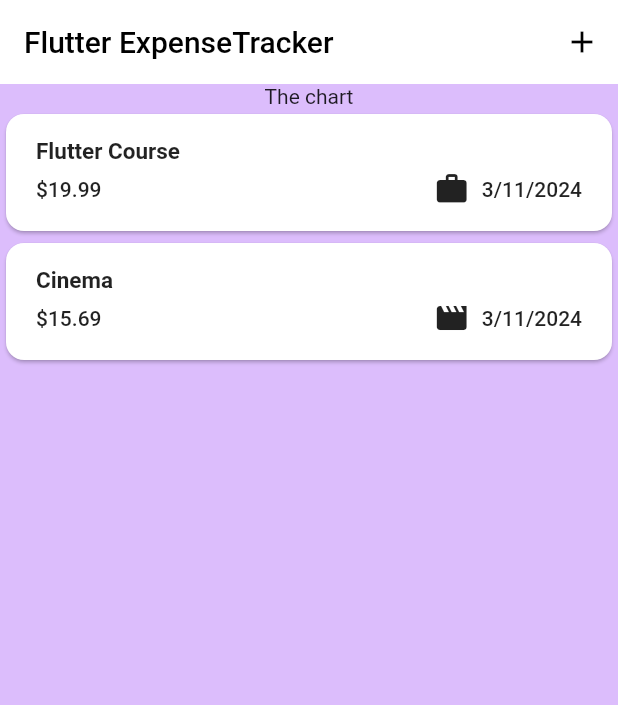
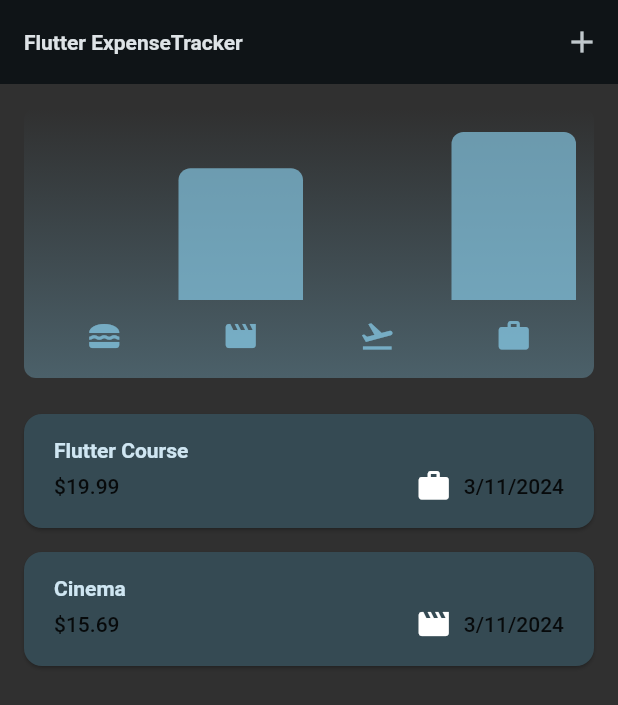
Before and after one commit to binhth-hocmai/flutter-expense-tracker, a Flutter app: the screen it shows after launch, on a phone screen of 412 x 824 dp. Shown: the top 705 px of the screen. Run offline on Flutter 3.47's test engine with Material 2 defaults, Android fonts, the phone set to English and light mode, and no system bars.

Commit message:
feat: flutter day 13

```diff
--- a/lib/main.dart
+++ b/lib/main.dart
@@ -1,5 +1,14 @@
 import 'package:flutter/material.dart';
 import 'package:flutter_expense_tracker/widgets/expenses.dart';
+
+var kColorScheme = ColorScheme.fromSeed(
+  seedColor: const Color.fromARGB(255, 96, 59, 181),
+);
+
+var kDarkColorScheme = ColorScheme.fromSeed(
+  brightness: Brightness.dark,
+  seedColor: const Color.fromARGB(255, 5, 99, 125),
+);
 
 void main() {
   runApp(const MyApp());
@@ -12,10 +21,37 @@ class MyApp extends StatelessWidget {
   @override
   Widget build(BuildContext context) {
     return MaterialApp(
-      theme: ThemeData().copyWith(
+      theme: ThemeData.dark().copyWith(
         useMaterial3: true,
-        scaffoldBackgroundColor: const Color.fromARGB(255, 220, 189, 252),
+        colorScheme: kDarkColorScheme,
+        // scaffoldBackgroundColor: const Color.fromARGB(255, 220, 189, 252),
+        // appBarTheme: const AppBarTheme().copyWith(
+        //   backgroundColor: kColorScheme.onPrimaryContainer,
+        //   foregroundColor: kColorScheme.primaryContainer,
+        // ),
+        cardTheme: const CardTheme().copyWith(
+          color: kDarkColorScheme.secondaryContainer,
+          margin: const EdgeInsets.symmetric(
+            horizontal: 16,
+            vertical: 8,
+          ),
+        ),
+        elevatedButtonTheme: ElevatedButtonThemeData(
+          style: ElevatedButton.styleFrom(
+            backgroundColor: kDarkColorScheme.primaryContainer,
+            foregroundColor: kDarkColorScheme.onPrimaryContainer,
+          ),
+        ),
+        textTheme: ThemeData().textTheme.copyWith(
+              titleLarge: TextStyle(
+                fontWeight: FontWeight.w600,
+                color: kDarkColorScheme.onSecondaryContainer,
+                // color: Colors.red,
+                fontSize: 14,
+              ),
+            ),
       ),
+      themeMode: ThemeMode.system,
       home: const Expenses(),
     );
   }
--- a/lib/models/expense.dart
+++ b/lib/models/expense.dart
@@ -9,7 +9,10 @@ final formatter = DateFormat.yMd();
 const uuid = Uuid();
 
 enum Category {
-  food, travel, leisure, work,
+  food,
+  travel,
+  leisure,
+  work,
 }
 
 const categoryIcons = {
@@ -37,3 +40,28 @@ class Expense {
     return formatter.format(date);
   }
 }
+
+class ExpenseBucket {
+  const ExpenseBucket({
+    required this.category,
+    required this.expenses,
+  });
+
+  ExpenseBucket.forCategory(List<Expense> allExpenses, this.category)
+      : expenses = allExpenses
+            .where((expense) => expense.category == category)
+            .toList();
+
+  final Category category;
+  final List<Expense> expenses;
+
+  double get totalExpenses {
+    double sum = 0;
+
+    for (final expense in expenses) {
+      sum += expense.amount;
+    }
+
+    return sum;
+  }
+}
--- /dev/null
+++ b/lib/widgets/chart/chart.dart
@@ -0,0 +1,95 @@
+import 'package:flutter/material.dart';
+
+import 'package:flutter_expense_tracker/widgets/chart/chart_bar.dart';
+import 'package:flutter_expense_tracker/models/expense.dart';
+
+class Chart extends StatelessWidget {
+  const Chart({super.key, required this.expenses});
+
+  final List<Expense> expenses;
+
+  List<ExpenseBucket> get buckets {
+    return [
+      ExpenseBucket.forCategory(expenses, Category.food),
+      ExpenseBucket.forCategory(expenses, Category.leisure),
+      ExpenseBucket.forCategory(expenses, Category.travel),
+      ExpenseBucket.forCategory(expenses, Category.work),
+    ];
+  }
+
+  double get maxTotalExpense {
+    double maxTotalExpense = 0;
+
+    for (final bucket in buckets) {
+      if (bucket.totalExpenses > maxTotalExpense) {
+        maxTotalExpense = bucket.totalExpenses;
+      }
+    }
+
+    return maxTotalExpense;
+  }
+
+  @override
+  Widget build(BuildContext context) {
+    final isDarkMode =
+        MediaQuery.of(context).platformBrightness == Brightness.dark;
+    return Container(
+      margin: const EdgeInsets.all(16),
+      padding: const EdgeInsets.symmetric(
+        vertical: 16,
+        horizontal: 8,
+      ),
+      width: double.infinity,
+      height: 180,
+      decoration: BoxDecoration(
+        borderRadius: BorderRadius.circular(8),
+        gradient: LinearGradient(
+          colors: [
+            Theme.of(context).colorScheme.primary.withOpacity(0.3),
+            Theme.of(context).colorScheme.primary.withOpacity(0.0)
+          ],
+          begin: Alignment.bottomCenter,
+          end: Alignment.topCenter,
+        ),
+      ),
+      child: Column(
+        children: [
+          Expanded(
+            child: Row(
+              crossAxisAlignment: CrossAxisAlignment.end,
+              children: [
+                for (final bucket in buckets) // alternative to map()
+                  ChartBar(
+                    fill: bucket.totalExpenses == 0
+                        ? 0
+                        : bucket.totalExpenses / maxTotalExpense,
+                  )
+              ],
+            ),
+          ),
+          const SizedBox(height: 12),
+          Row(
+            children: buckets
+                .map(
+                  (bucket) => Expanded(
+                    child: Padding(
+                      padding: const EdgeInsets.symmetric(horizontal: 4),
+                      child: Icon(
+                        categoryIcons[bucket.category],
+                        color: isDarkMode
+                            ? Theme.of(context).colorScheme.secondary
+                            : Theme.of(context)
+                                .colorScheme
+                                .primary
+                                .withOpacity(0.7),
+                      ),
+                    ),
+                  ),
+                )
+                .toList(),
+          )
+        ],
+      ),
+    );
+  }
+}
--- /dev/null
+++ b/lib/widgets/chart/chart_bar.dart
@@ -0,0 +1,34 @@
+import 'package:flutter/material.dart';
+
+class ChartBar extends StatelessWidget {
+  const ChartBar({
+    super.key,
+    required this.fill,
+  });
+
+  final double fill;
+
+  @override
+  Widget build(BuildContext context) {
+    final isDarkMode =
+        MediaQuery.of(context).platformBrightness == Brightness.dark;
+    return Expanded(
+      child: Padding(
+        padding: const EdgeInsets.symmetric(horizontal: 4),
+        child: FractionallySizedBox(
+          heightFactor: fill,
+          child: DecoratedBox(
+            decoration: BoxDecoration(
+              shape: BoxShape.rectangle,
+              borderRadius:
+                  const BorderRadius.vertical(top: Radius.circular(8)),
+              color: isDarkMode
+                  ? Theme.of(context).colorScheme.secondary
+                  : Theme.of(context).colorScheme.primary.withOpacity(0.65),
+            ),
+          ),
+        ),
+      ),
+    );
+  }
+}
--- a/lib/widgets/expenses.dart
+++ b/lib/widgets/expenses.dart
@@ -1,4 +1,5 @@
 import 'package:flutter/material.dart';
+import 'package:flutter_expense_tracker/widgets/chart/chart.dart';
 import 'package:flutter_expense_tracker/widgets/expenses_list/expenses_list.dart';
 import 'package:flutter_expense_tracker/models/expense.dart';
 import 'package:flutter_expense_tracker/widgets/new_expense.dart';
@@ -91,12 +92,10 @@ class _ExpensesState extends State<Expenses> {
             icon: const Icon(Icons.add),
           ),
         ],
-        backgroundColor: Colors.white,
-        shadowColor: Colors.white,
       ),
       body: Column(
         children: [
-          const Text('The chart'),
+          Chart(expenses: _registeredExpenses),
           Expanded(
             child: mainContent,
           ),
--- a/lib/widgets/expenses_list/expenses_item.dart
+++ b/lib/widgets/expenses_list/expenses_item.dart
@@ -25,7 +25,7 @@ class ExpensesItem extends StatelessWidget {
 
     return Card(
       child: Container(
-          // color: const Color.fromARGB(255, 251, 218, 255),
+        // color: const Color.fromARGB(255, 251, 218, 255),
         decoration: const BoxDecoration(
           // color: Color.fromARGB(255, 251, 218, 255),
           borderRadius: BorderRadius.all(Radius.zero),
@@ -38,11 +38,14 @@ class ExpensesItem extends StatelessWidget {
           child: Column(
             crossAxisAlignment: CrossAxisAlignment.start,
             children: [
-              Text(expense.title,
-                  style: const TextStyle(
-                    fontWeight: FontWeight.bold,
-                    fontSize: 15,
-                  )),
+              Text(
+                expense.title,
+                // style: const TextStyle(
+                //   fontWeight: FontWeight.bold,
+                //   fontSize: 15,
+                // ),
+                style: Theme.of(context).textTheme.titleLarge,
+              ),
               const SizedBox(height: 4),
               Row(
                 crossAxisAlignment: CrossAxisAlignment.center,
--- a/lib/widgets/expenses_list/expenses_list.dart
+++ b/lib/widgets/expenses_list/expenses_list.dart
@@ -21,6 +21,12 @@ class ExpensesList extends StatelessWidget {
       // shrinkWrap: true,
       itemBuilder: (ctx, index) => Dismissible(
         key: ValueKey(expenses[index]),
+        background: Container(
+          color: Theme.of(context).colorScheme.error.withOpacity(0.75),
+          margin: EdgeInsets.symmetric(
+            horizontal: Theme.of(context).cardTheme.margin!.horizontal,
+          ),
+        ),
         onDismissed: (direction) {
           onRemoveExpense(expenses[index]);
         },
```
